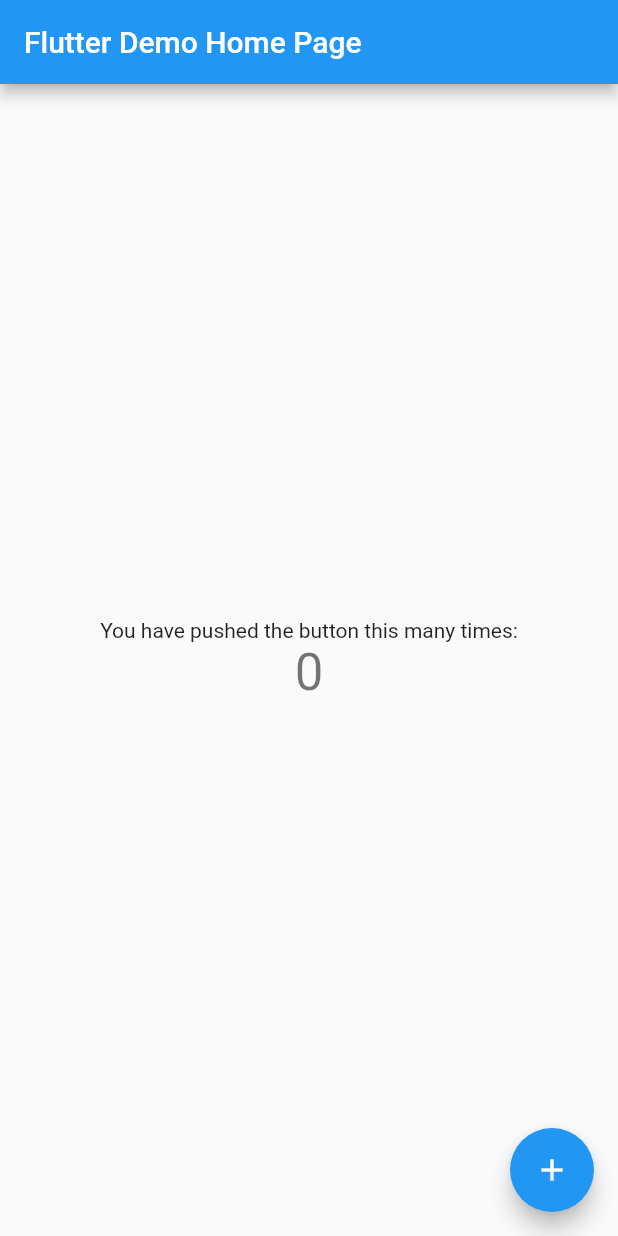
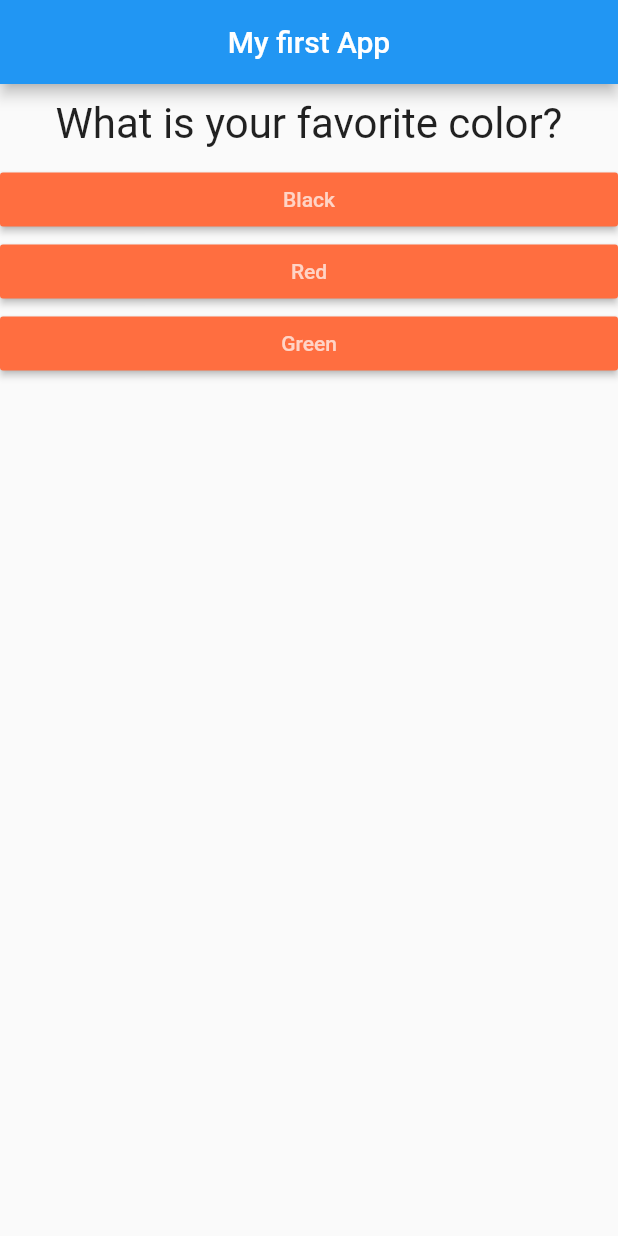
Before and after one commit to fertrevino/flutter_course, a Flutter app: the screen it shows after launch, on a phone screen of 412 x 824 dp. Run offline on Flutter 3.47's test engine with Material 2 defaults, Android fonts, the phone set to English and light mode, and no system bars.

Commit message:
Finalize first app

```diff
--- /dev/null
+++ b/first_app/first_app/lib/answer.dart
@@ -0,0 +1,21 @@
+import 'package:flutter/material.dart';
+
+class Answer extends StatelessWidget {
+  final Function selectHandler;
+  final String answerText;
+
+  Answer(this.selectHandler, this.answerText);
+
+  @override
+  Widget build(BuildContext context) {
+    return Container(
+      width: double.infinity,
+      child: RaisedButton(
+        child: Text(answerText),
+        color: Colors.deepOrangeAccent,
+        textColor: Colors.white70,
+        onPressed: selectHandler,
+      ),
+    );
+  }
+}
--- a/first_app/first_app/lib/main.dart
+++ b/first_app/first_app/lib/main.dart
@@ -1,117 +1,81 @@
 import 'package:flutter/material.dart';
 
+import 'quiz.dart';
+import 'result.dart';
+
 void main() {
-  runApp(MyApp());
+  MyApp app = MyApp();
+  runApp(app);
 }
 
-class MyApp extends StatelessWidget {
-  // This widget is the root of your application.
+class MyApp extends StatefulWidget {
   @override
-  Widget build(BuildContext context) {
-    return MaterialApp(
-      title: 'Flutter Demo',
-      theme: ThemeData(
-        // This is the theme of your application.
-        //
-        // Try running your application with "flutter run". You'll see the
-        // application has a blue toolbar. Then, without quitting the app, try
-        // changing the primarySwatch below to Colors.green and then invoke
-        // "hot reload" (press "r" in the console where you ran "flutter run",
-        // or simply save your changes to "hot reload" in a Flutter IDE).
-        // Notice that the counter didn't reset back to zero; the application
-        // is not restarted.
-        primarySwatch: Colors.blue,
-        // This makes the visual density adapt to the platform that you run
-        // the app on. For desktop platforms, the controls will be smaller and
-        // closer together (more dense) than on mobile platforms.
-        visualDensity: VisualDensity.adaptivePlatformDensity,
-      ),
-      home: MyHomePage(title: 'Flutter Demo Home Page'),
-    );
+  State<StatefulWidget> createState() {
+    return _MyAppState();
   }
 }
 
-class MyHomePage extends StatefulWidget {
-  MyHomePage({Key key, this.title}) : super(key: key);
+class _MyAppState extends State<MyApp> {
+  var _questionIndex = 0;
+  var totalScore = 0;
+  static const questions = [
+    {
+      'questionText': 'What is your favorite color?',
+      'answers': [
+        {'text': 'Black', 'score': 10},
+        {'text': 'Red', 'score': 20},
+        {'text': 'Green', 'score': 30},
+      ]
+    },
+    {
+      'questionText': 'What is your favorite animal?',
+      'answers': [
+        {'text': 'Rabbit', 'score': 10},
+        {'text': 'Snake', 'score': 30},
+        {'text': 'Elephant', 'score': 40},
+        {'text': 'Lion', 'score': 70},
+      ]
+    },
+    {
+      'questionText': 'Who is th best?',
+      'answers': [
+        {'text': 'Fer', 'score': 10},
+        {'text': 'Ferny', 'score': 30},
+      ]
+    },
+  ];
 
-  // This widget is the home page of your application. It is stateful, meaning
-  // that it has a State object (defined below) that contains fields that affect
-  // how it looks.
+  void _answerQuestion(int score) {
+    _questionIndex++;
+    totalScore += score;
+    setState(() {});
+    if (_questionIndex < questions.length) {
+      print('We have more questions!');
+    }
+  }
 
-  // This class is the configuration for the state. It holds the values (in this
-  // case the title) provided by the parent (in this case the App widget) and
-  // used by the build method of the State. Fields in a Widget subclass are
-  // always marked "final".
-
-  final String title;
-
-  @override
-  _MyHomePageState createState() => _MyHomePageState();
-}
-
-class _MyHomePageState extends State<MyHomePage> {
-  int _counter = 0;
-
-  void _incrementCounter() {
-    setState(() {
-      // This call to setState tells the Flutter framework that something has
-      // changed in this State, which causes it to rerun the build method below
-      // so that the display can reflect the updated values. If we changed
-      // _counter without calling setState(), then the build method would not be
-      // called again, and so nothing would appear to happen.
-      _counter++;
-    });
+  void _resetQuiz() {
+    setState(() {});
+    totalScore = 0;
+    _questionIndex = 0;
   }
 
   @override
   Widget build(BuildContext context) {
-    // This method is rerun every time setState is called, for instance as done
-    // by the _incrementCounter method above.
-    //
-    // The Flutter framework has been optimized to make rerunning build methods
-    // fast, so that you can just rebuild anything that needs updating rather
-    // than having to individually change instances of widgets.
-    return Scaffold(
-      appBar: AppBar(
-        // Here we take the value from the MyHomePage object that was created by
-        // the App.build method, and use it to set our appbar title.
-        title: Text(widget.title),
+    return MaterialApp(
+      home: Scaffold(
+        appBar: AppBar(
+          title: Text('My first App'),
+          centerTitle: true,
+        ),
+        body: _questionIndex < questions.length
+            ? Quiz(
+                answerQuestion: _answerQuestion,
+                questionIndex: _questionIndex,
+                questions: questions,
+              )
+            : Result(totalScore, _resetQuiz),
       ),
-      body: Center(
-        // Center is a layout widget. It takes a single child and positions it
-        // in the middle of the parent.
-        child: Column(
-          // Column is also a layout widget. It takes a list of children and
-          // arranges them vertically. By default, it sizes itself to fit its
-          // children horizontally, and tries to be as tall as its parent.
-          //
-          // Invoke "debug painting" (press "p" in the console, choose the
-          // "Toggle Debug Paint" action from the Flutter Inspector in Android
-          // Studio, or the "Toggle Debug Paint" command in Visual Studio Code)
-          // to see the wireframe for each widget.
-          //
-          // Column has various properties to control how it sizes itself and
-          // how it positions its children. Here we use mainAxisAlignment to
-          // center the children vertically; the main axis here is the vertical
-          // axis because Columns are vertical (the cross axis would be
-          // horizontal).
-          mainAxisAlignment: MainAxisAlignment.center,
-          children: <Widget>[
-            Text(
-              'You have pushed the button this many times:',
-            ),
-            Text(
-              '$_counter',
-              style: Theme.of(context).textTheme.headline4,
-            ),
-          ],
-        ),
-      ),
-      floatingActionButton: FloatingActionButton(
-        onPressed: _incrementCounter,
-        tooltip: 'Increment',
-        child: Icon(Icons.add),
-      ), // This trailing comma makes auto-formatting nicer for build methods.
     );
   }
 }
--- /dev/null
+++ b/first_app/first_app/lib/question.dart
@@ -0,0 +1,21 @@
+import 'package:flutter/cupertino.dart';
+import 'package:flutter/material.dart';
+
+class Question extends StatelessWidget {
+  final String questionText;
+
+  Question(this.questionText);
+
+  @override
+  Widget build(BuildContext context) {
+    return Container(
+      width: double.infinity,
+      margin: EdgeInsets.all(10),
+      child: Text(
+        questionText,
+        style: TextStyle(fontSize: 28),
+        textAlign: TextAlign.center,
+      ),
+    );
+  }
+}
--- /dev/null
+++ b/first_app/first_app/lib/quiz.dart
@@ -0,0 +1,25 @@
+import 'package:flutter/material.dart';
+import 'answer.dart';
+import 'question.dart';
+
+class Quiz extends StatelessWidget {
+  final List<Map<String, Object>> questions;
+  final int questionIndex;
+  final Function answerQuestion;
+
+  Quiz(
+      {@required this.questions,
+      @required this.questionIndex,
+      @required this.answerQuestion});
+
+  @override
+  Widget build(BuildContext context) {
+    return Column(children: [
+      Question(questions[questionIndex]['questionText']),
+      ...(questions[questionIndex]['answers'] as List<Map<String, Object>>)
+          .map((answer) {
+        return Answer(() => answerQuestion(answer['score']), answer['text']);
+      }).toList(),
+    ]);
+  }
+}
```
Also changed, not shown: first_app/first_app/lib/main_backup.dart (added, +118 -0 lines), first_app/first_app/lib/result.dart (added, +38 -0 lines).
